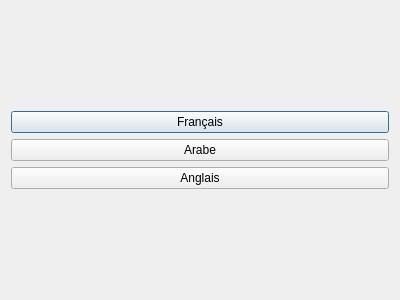
This is src/dialogtraduction.ui in dibydrams/raspparispi as Qt 5 draws it before an edit. The edited form follows.
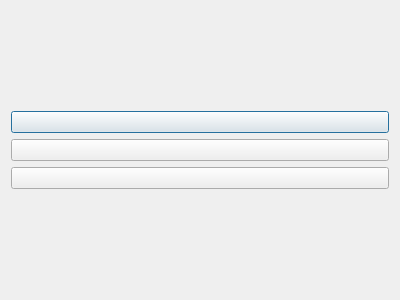
This is the edited form.

Patch:
```diff
--- a/src/dialogtraduction.ui
+++ b/src/dialogtraduction.ui
@@ -34,21 +34,39 @@
        <item>
         <widget class="QPushButton" name="pushButton_FR">
          <property name="text">
-          <string>Français</string>
+          <string/>
+         </property>
+         <property name="iconSize">
+          <size>
+           <width>100</width>
+           <height>100</height>
+          </size>
          </property>
         </widget>
        </item>
        <item>
         <widget class="QPushButton" name="pushButton_AR">
          <property name="text">
-          <string>Arabe</string>
+          <string/>
+         </property>
+         <property name="iconSize">
+          <size>
+           <width>100</width>
+           <height>100</height>
+          </size>
          </property>
         </widget>
        </item>
        <item>
         <widget class="QPushButton" name="pushButton_EN">
          <property name="text">
-          <string>Anglais</string>
+          <string/>
+         </property>
+         <property name="iconSize">
+          <size>
+           <width>100</width>
+           <height>100</height>
+          </size>
          </property>
         </widget>
        </item>
```
